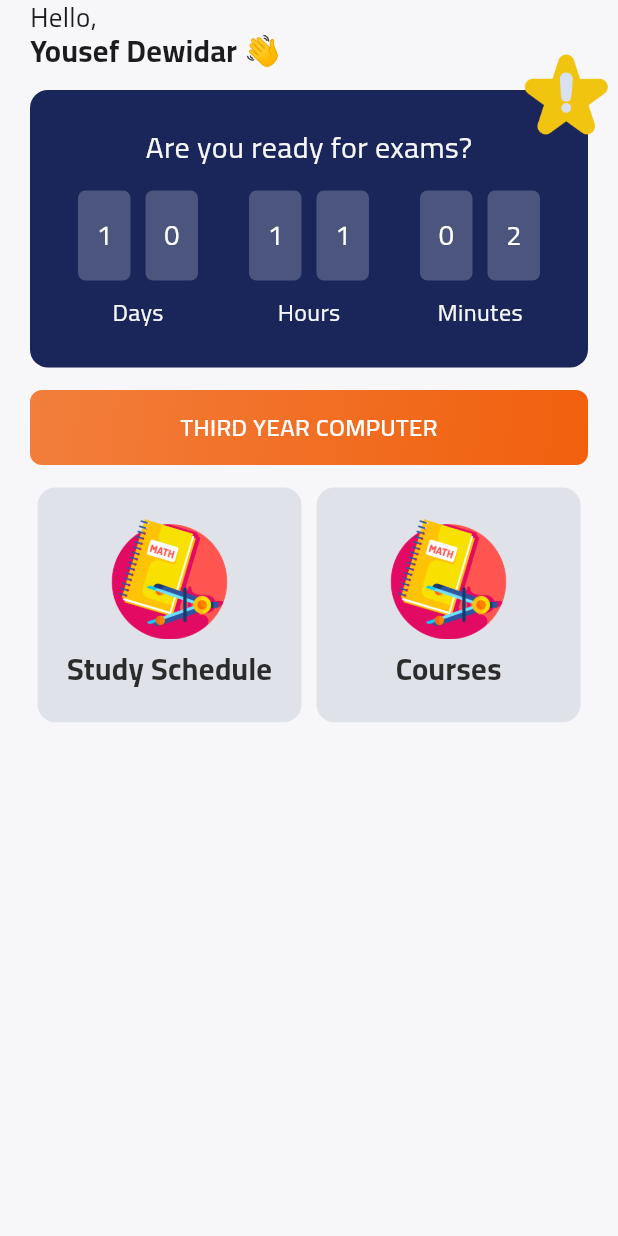
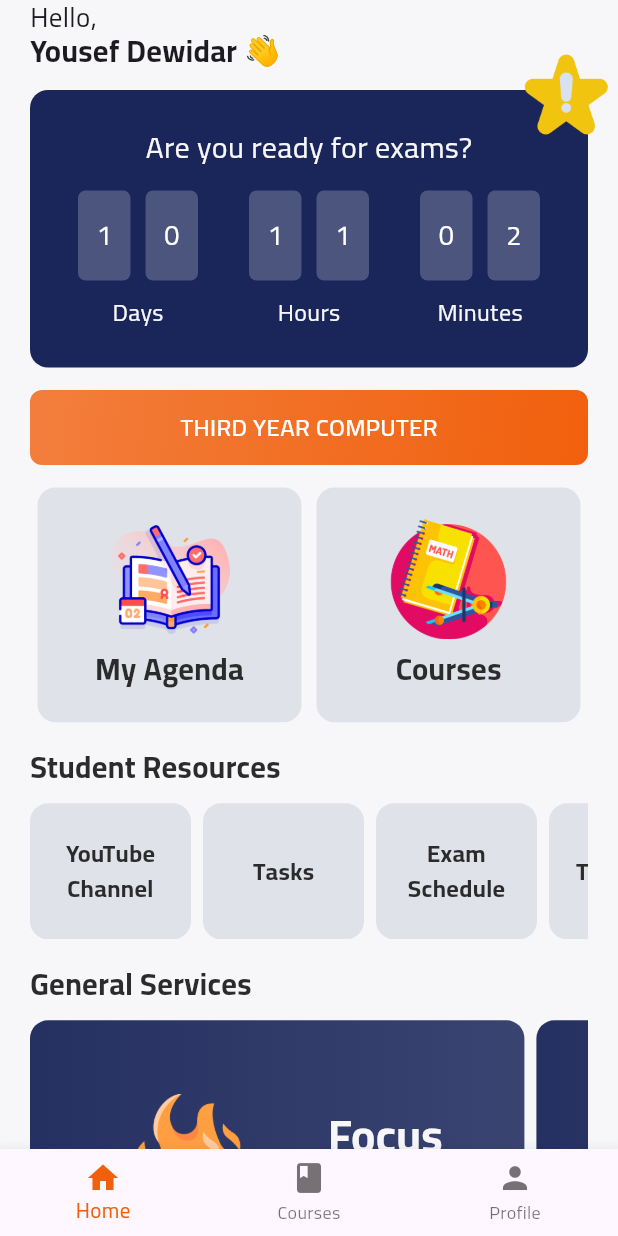
Before and after one commit to YousefDewidar/StudyHub, a Flutter app: the screen it shows after launch, on a phone screen of 412 x 824 dp. Run offline on Flutter 3.47's test engine with Material 3 defaults, Android fonts, the phone set to English and light mode, and no system bars; our stand-ins replace page_transition.

Commit message:
Finish home view UI.

```diff
--- a/lib/features/home/ui/home_view.dart
+++ b/lib/features/home/ui/home_view.dart
@@ -1,6 +1,10 @@
+import 'package:computers/core/utils/my_colors.dart';
+
 import 'package:computers/features/home/ui/widgets/custom_app_bar.dart';
 import 'package:computers/features/home/ui/widgets/exam%20counter/exam_counter.dart';
 import 'package:computers/features/home/ui/widgets/features%20grid/feature_grid_view.dart';
+import 'package:computers/features/home/ui/widgets/general%20ser/general_list_view.dart';
+import 'package:computers/features/home/ui/widgets/student%20res/student_res_listview.dart';
 import 'package:computers/features/home/ui/widgets/year_card.dart';
 import 'package:flutter/material.dart';
 
@@ -9,19 +13,55 @@
 
   @override
   Widget build(BuildContext context) {
-    return const Scaffold(
+    return Scaffold(
+      bottomNavigationBar: BottomNavigationBar(
+          currentIndex: 0,
+          selectedItemColor: MyColors.primary,
+          items: const [
+            BottomNavigationBarItem(icon: Icon(Icons.home), label: 'Home'),
+            BottomNavigationBarItem(icon: Icon(Icons.book), label: 'Courses'),
+            BottomNavigationBarItem(icon: Icon(Icons.person), label: 'Profile'),
+          ]),
       body: SafeArea(
         child: Padding(
-          padding: EdgeInsets.symmetric(horizontal: 20.0),
-          child: Column(
-            children: [
-              CustomAppBar(),
-              ExamCounter(),
-              SizedBox(height: 15),
-              YearCard(),
-              SizedBox(height: 15),
-              FeaturesGridView(),
-            ],
+          padding: const EdgeInsets.symmetric(horizontal: 20.0),
+          child: SingleChildScrollView(
+            clipBehavior: Clip.none,
+            child: Column(
+              crossAxisAlignment: CrossAxisAlignment.start,
+              children: [
+                const CustomAppBar(),
+                const ExamCounter(),
+                const SizedBox(height: 15),
+                const YearCard(),
+                const SizedBox(height: 15),
+                const FeaturesGridView(),
+                const SizedBox(height: 15),
+                Text(
+                  "Student Resources",
+                  overflow: TextOverflow.ellipsis,
+                  style: TextStyle(
+                    color: MyColors.black,
+                    fontSize: 20,
+                    fontWeight: FontWeight.bold,
+                  ),
+                ),
+                const SizedBox(height: 10),
+                const StudentResourcesListView(),
+                const SizedBox(height: 15),
+                Text(
+                  "General Services",
+                  overflow: TextOverflow.ellipsis,
+                  style: TextStyle(
+                    color: MyColors.black,
+                    fontSize: 20,
+                    fontWeight: FontWeight.bold,
+                  ),
+                ),
+                const SizedBox(height: 10),
+                const GeneralSerListView(),
+              ],
+            ),
           ),
         ),
       ),
--- a/lib/features/home/ui/widgets/features grid/feature_grid_view.dart
+++ b/lib/features/home/ui/widgets/features grid/feature_grid_view.dart
@@ -13,8 +13,8 @@
       mainAxisAlignment: MainAxisAlignment.center,
       children: [
         FeatureItem(
-          image: 'assets/images/math.png',
-          title: "Study Schedule",
+          image: 'assets/images/agenda.png',
+          title: "My Agenda",
         ),
         SpaceH(10),
         FeatureItem(
--- /dev/null
+++ b/lib/features/home/ui/widgets/general ser/general_list_view.dart
@@ -0,0 +1,23 @@
+import 'package:computers/features/home/ui/widgets/general%20ser/general_ser_card.dart';
+import 'package:flutter/material.dart';
+
+class GeneralSerListView extends StatelessWidget {
+  const GeneralSerListView({
+    super.key,
+  });
+
+  @override
+  Widget build(BuildContext context) {
+    return SizedBox(
+      height: MediaQuery.of(context).size.height * .24,
+      child: ListView(
+        scrollDirection: Axis.horizontal,
+        children: const [
+          GeneralSerCard(),
+          GeneralSerCard(),
+          GeneralSerCard(),
+        ],
+      ),
+    );
+  }
+}
--- /dev/null
+++ b/lib/features/home/ui/widgets/general ser/general_ser_card.dart
@@ -0,0 +1,44 @@
+import 'package:computers/core/utils/my_colors.dart';
+import 'package:flutter/material.dart';
+
+class GeneralSerCard extends StatelessWidget {
+  const GeneralSerCard({
+    super.key,
+  });
+
+  @override
+  Widget build(BuildContext context) {
+    return Container(
+      width: MediaQuery.of(context).size.width * .8,
+      height: MediaQuery.of(context).size.height * .5,
+      margin: const EdgeInsets.only(right: 8),
+      padding: const EdgeInsets.all(10),
+      decoration: BoxDecoration(
+          borderRadius: BorderRadius.circular(12),
+          color: MyColors.deepBlue.withOpacity(.95),
+          gradient: LinearGradient(colors: [
+            MyColors.deepBlue,
+            MyColors.deepBlue.withOpacity(.9),
+          ])),
+      child: Row(
+        mainAxisAlignment: MainAxisAlignment.spaceEvenly,
+        children: [
+          Image.asset(
+            "assets/images/focus_zone.png",
+            width: 100,
+          ),
+          Text(
+            "Focus\nZone",
+            textAlign: TextAlign.center,
+            overflow: TextOverflow.ellipsis,
+            style: TextStyle(
+              color: MyColors.kBackG,
+              fontSize: 30,
+              fontWeight: FontWeight.bold,
+            ),
+          ),
+        ],
+      ),
+    );
+  }
+}
--- /dev/null
+++ b/lib/features/home/ui/widgets/student res/student_res_card.dart
@@ -0,0 +1,41 @@
+import 'package:computers/core/utils/my_colors.dart';
+import 'package:computers/core/utils/space.dart';
+import 'package:flutter/material.dart';
+
+class StudentResourcesCard extends StatelessWidget {
+  final String title;
+  const StudentResourcesCard({
+    super.key,
+    required this.title,
+  });
+
+  @override
+  Widget build(BuildContext context) {
+    return Container(
+      width: MediaQuery.of(context).size.width / 3 - 30,
+      height: MediaQuery.of(context).size.height * .1,
+      margin: const EdgeInsets.only(right: 8),
+      padding: const EdgeInsets.all(10),
+      decoration: BoxDecoration(
+        borderRadius: BorderRadius.circular(12),
+        color: MyColors.deepBlue.withOpacity(.1),
+      ),
+      child: Row(
+        mainAxisAlignment: MainAxisAlignment.center,
+        children: [
+          const SpaceV(5),
+          Text(
+            title,
+            textAlign: TextAlign.center,
+            overflow: TextOverflow.ellipsis,
+            style: TextStyle(
+              color: MyColors.black,
+              fontSize: 16,
+              fontWeight: FontWeight.bold,
+            ),
+          ),
+        ],
+      ),
+    );
+  }
+}
--- /dev/null
+++ b/lib/features/home/ui/widgets/student res/student_res_listview.dart
@@ -0,0 +1,32 @@
+import 'package:computers/features/home/ui/widgets/student%20res/student_res_card.dart';
+import 'package:flutter/material.dart';
+
+class StudentResourcesListView extends StatelessWidget {
+  const StudentResourcesListView({
+    super.key,
+  });
+
+  @override
+  Widget build(BuildContext context) {
+    return SizedBox(
+      height: MediaQuery.of(context).size.height * .11,
+      child: ListView(
+        scrollDirection: Axis.horizontal,
+        children: const [
+          StudentResourcesCard(
+            title: "YouTube\nChannel",
+          ),
+          StudentResourcesCard(
+            title: "Tasks",
+          ),
+          StudentResourcesCard(
+            title: "Exam\nSchedule",
+          ),
+          StudentResourcesCard(
+            title: "Timetable",
+          ),
+        ],
+      ),
+    );
+  }
+}
```
Also changed, not shown: assets/images/agenda.png (added), assets/images/focus_zone.png (added).
